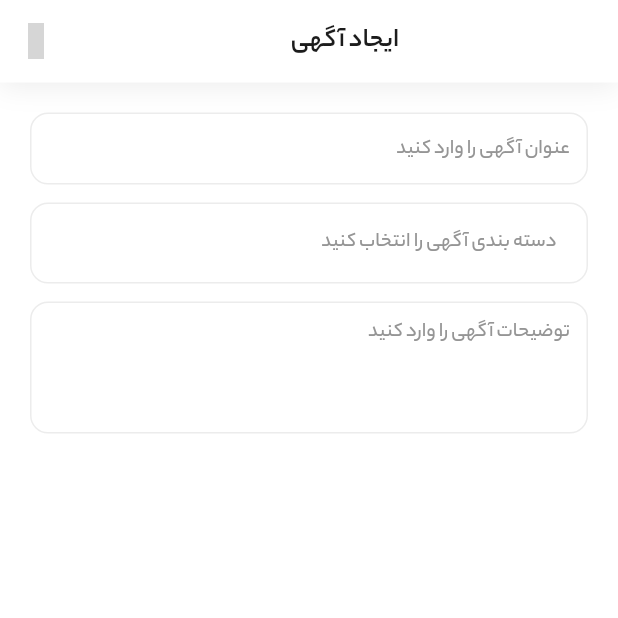
After one commit to mohammad-dehghanifard/flutter_divar_clone, a Flutter app: the AddNewAds screen opened directly, on a phone screen of 412 x 824 dp, the top half of it. The commit adds this screen. Run offline on Flutter 3.47's test engine with Material 3 defaults, Android fonts, the phone set to English and light mode, and no system bars; our stand-ins replace cached_network_image, connectivity_plus, dio, flutter_spinkit, get, iconsax and 1 more; accounts and stored records are empty; grey boxes are pictures that could not be loaded.

Commit message:
impl CreateAdsActionButton custom widget

```diff
--- /dev/null
+++ b/lib/modules/advertising/pages/add_new_ads.dart
@@ -0,0 +1,39 @@
+import 'package:flutter/material.dart';
+import 'package:flutter_divar_clone/helpers/constant/distance.dart';
+import 'package:flutter_divar_clone/helpers/widgets/page_app_bar_widget.dart';
+import 'package:flutter_divar_clone/helpers/widgets/text_field_widget.dart';
+import 'package:flutter_divar_clone/modules/advertising/widgets/create_ads_action_button.dart';
+
+class AddNewAds extends StatelessWidget {
+  const AddNewAds({super.key});
+
+  @override
+  Widget build(BuildContext context) {
+    return Scaffold(
+      body: SafeArea(
+        child: Column(
+          children: [
+            const PageAppBarWidget(name: "ایجاد آگهی"),
+            Padding(
+              padding: const EdgeInsets.all(Distance.bodyMargin),
+              child: Form(
+                  child: Column(
+                    children: [
+                      const TextFieldWidget(hintText: "عنوان آگهی را وارد کنید"),
+                      const SizedBox(height: 12),
+                      CreateAdsActionButton(
+                        onTap: () {},
+                        child: const Text("دسته بندی آگهی را انتخاب کنید",style: TextStyle(fontSize: 14,fontWeight: FontWeight.w500,color: Color(0xFF959595)),),
+                      ),
+                      const SizedBox(height: 12),
+                      const TextFieldWidget(hintText: "توضیحات آگهی را وارد کنید",maxLine: 3),
+                    ],
+                  )
+              ),
+            )
+          ],
+        ),
+      ),
+    );
+  }
+}
--- /dev/null
+++ b/lib/modules/advertising/widgets/create_ads_action_button.dart
@@ -0,0 +1,26 @@
+import 'package:flutter/material.dart';
+import 'package:flutter_divar_clone/helpers/constant/distance.dart';
+
+class CreateAdsActionButton extends StatelessWidget {
+  const CreateAdsActionButton({
+    super.key, required this.onTap, required this.child,
+  });
+  final Function() onTap;
+  final Widget child;
+  @override
+  Widget build(BuildContext context) {
+    return GestureDetector(
+      onTap: onTap,
+      child: Container(
+          width: double.infinity,
+          padding: const EdgeInsets.symmetric(horizontal : Distance.bodyMargin,vertical: 16),
+          decoration: BoxDecoration(
+              color: Colors.white,
+              border: Border.all(color: const Color(0xFFECECEC)),
+              borderRadius: BorderRadius.circular(12)
+          ),
+          child: child
+      ),
+    );
+  }
+}
--- a/lib/modules/home/widgets/button_navigation_widget.dart
+++ b/lib/modules/home/widgets/button_navigation_widget.dart
@@ -1,5 +1,7 @@
 import 'package:flutter/material.dart';
+import 'package:flutter_divar_clone/modules/advertising/pages/add_new_ads.dart';
 import 'package:flutter_divar_clone/modules/home/controller/dashboard_controller.dart';
+import 'package:get/get.dart';
 import 'package:iconsax/iconsax.dart';
 
 class ButtonNavigationWidget extends StatelessWidget {
@@ -29,6 +31,8 @@ class ButtonNavigationWidget extends StatelessWidget {
                 // add new ads button
                 Align(
                   alignment: Alignment.center,
+                  child: GestureDetector(
+                    onTap: () => Get.to(const AddNewAds()),
                     child: Container(
                       width: 50,
                       height: 50,
@@ -44,6 +48,7 @@ class ButtonNavigationWidget extends StatelessWidget {
                         ],
                       ),
                       child: const Icon(Iconsax.add_square,color: Colors.white),
+                    ),
                   ),
                 ),
                 Row(
```
Lines whose indentation alone changed are shown as unchanged.
